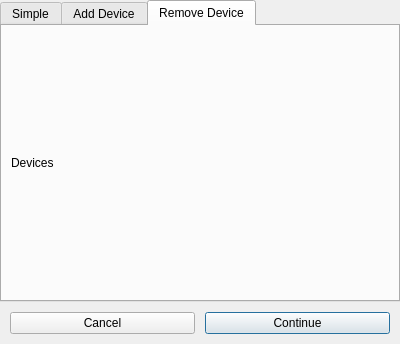
BlockSettle/terminal, file BlockSettleUILib/ChangeWalletPasswordDialog.ui: the form before one commit.
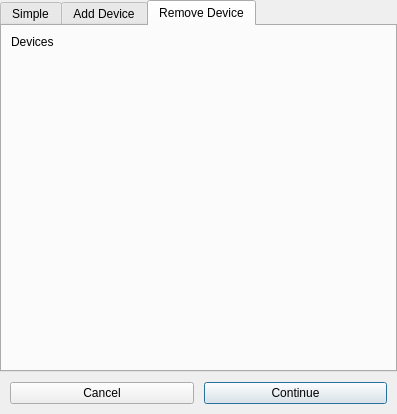
The form after the commit. Custom widgets are drawn as their Qt base class.

Commit message: Add devices removal helper widget

What changed in the file:
```diff
--- a/BlockSettleUILib/ChangeWalletPasswordDialog.ui
+++ b/BlockSettleUILib/ChangeWalletPasswordDialog.ui
@@ -6,8 +6,8 @@
    <rect>
     <x>0</x>
     <y>0</y>
-    <width>400</width>
-    <height>344</height>
+    <width>397</width>
+    <height>414</height>
    </rect>
   </property>
   <property name="windowTitle">
@@ -230,14 +230,84 @@
       <attribute name="title">
        <string>Remove Device</string>
       </attribute>
-      <layout class="QGridLayout" name="gridLayoutDevices">
-       <item row="0" column="0">
+      <layout class="QVBoxLayout" name="verticalLayout_4">
+       <item>
         <widget class="QLabel" name="label">
          <property name="text">
           <string>Devices</string>
          </property>
         </widget>
        </item>
+       <item>
+        <layout class="QHBoxLayout" name="horizontalLayoutDevices">
+         <item>
+          <widget class="QWidget" name="widget_2" native="true">
+           <property name="minimumSize">
+            <size>
+             <width>100</width>
+             <height>100</height>
+            </size>
+           </property>
+           <layout class="QVBoxLayout" name="verticalLayoutDeleteDevices">
+            <property name="spacing">
+             <number>0</number>
+            </property>
+            <property name="leftMargin">
+             <number>4</number>
+            </property>
+            <property name="topMargin">
+             <number>4</number>
+            </property>
+            <property name="rightMargin">
+             <number>4</number>
+            </property>
+            <property name="bottomMargin">
+             <number>4</number>
+            </property>
+            <item>
+             <spacer name="spacer">
+              <property name="orientation">
+               <enum>Qt::Vertical</enum>
+              </property>
+              <property name="sizeHint" stdset="0">
+               <size>
+                <width>20</width>
+                <height>141</height>
+               </size>
+              </property>
+             </spacer>
+            </item>
+           </layout>
+          </widget>
+         </item>
+         <item>
+          <spacer name="horizontalSpacer">
+           <property name="orientation">
+            <enum>Qt::Horizontal</enum>
+           </property>
+           <property name="sizeHint" stdset="0">
+            <size>
+             <width>0</width>
+             <height>20</height>
+            </size>
+           </property>
+          </spacer>
+         </item>
+        </layout>
+       </item>
+       <item>
+        <spacer name="verticalSpacer_2">
+         <property name="orientation">
+          <enum>Qt::Vertical</enum>
+         </property>
+         <property name="sizeHint" stdset="0">
+          <size>
+           <width>20</width>
+           <height>151</height>
+          </size>
+         </property>
+        </spacer>
+       </item>
       </layout>
      </widget>
     </widget>
```
The commit also changes 4 other files.
